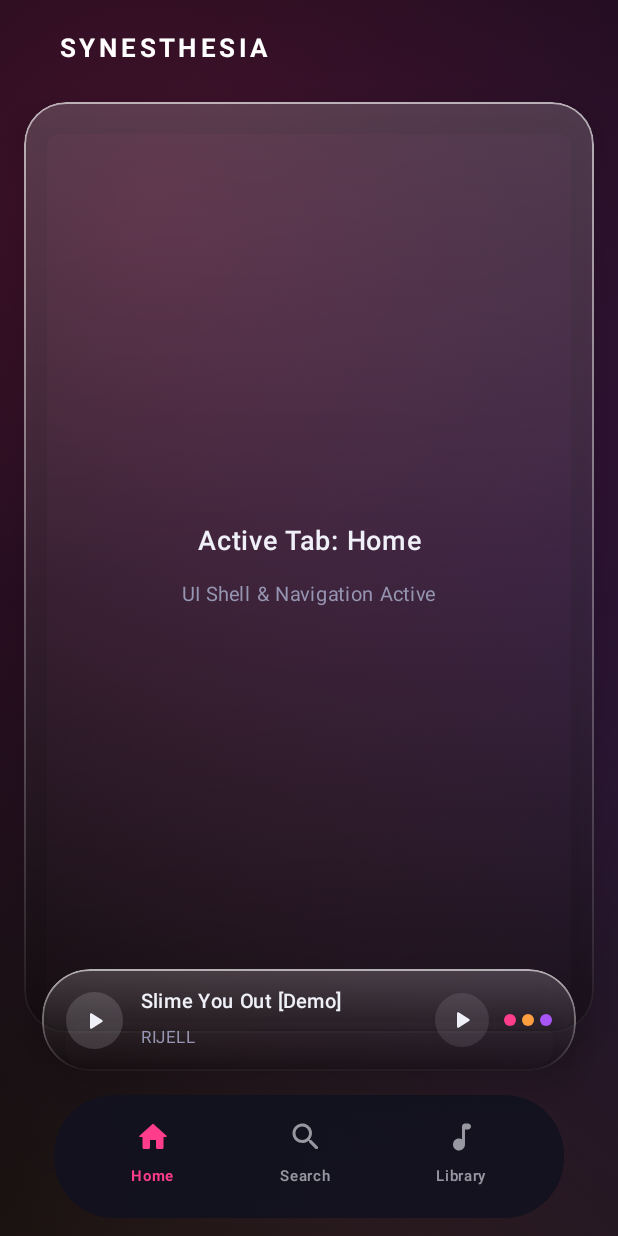
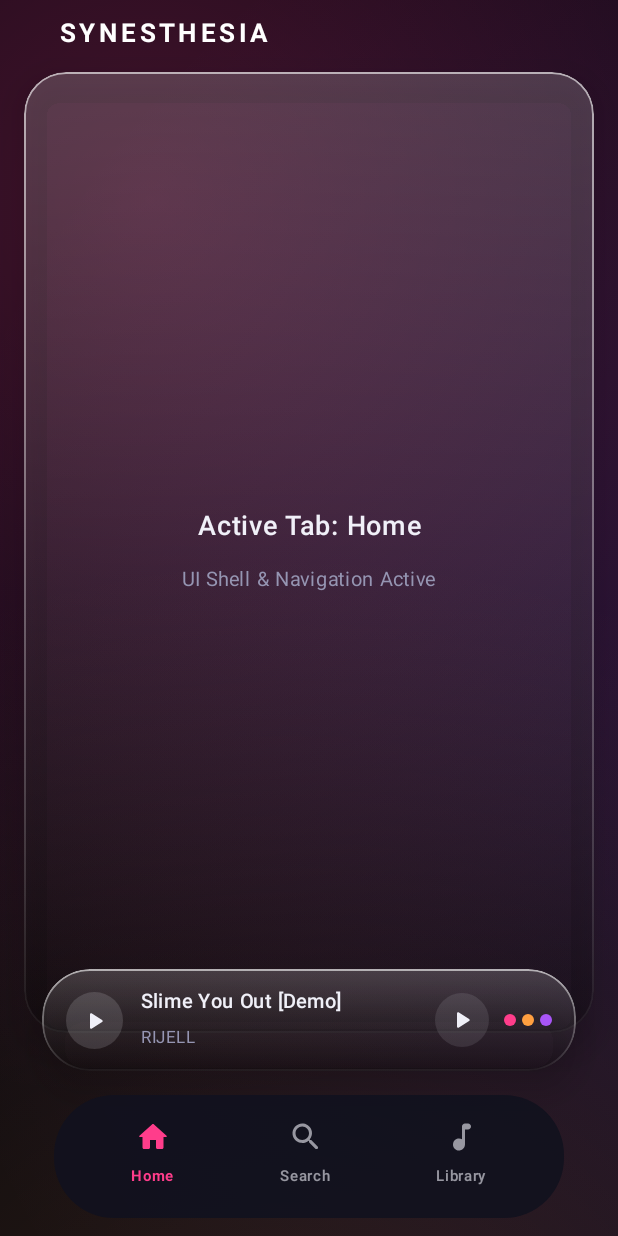
Before and after one commit to hmzzwrld/synesthesia-android, an Android app built with Jetpack Compose: the screen it shows after launch (MainActivity), on a phone screen of 412 x 824 dp. Run offline under Robolectric (Android 15) with nearby library versions, the phone set to English and light mode, and no system bars.

Commit message:
Refine layout padding and spacing in MainActivity
Adjusted padding and vertical arrangement for better layout.

```diff
--- a/app/src/main/java/com/synesthesia/mobile/MainActivity.kt
+++ b/app/src/main/java/com/synesthesia/mobile/MainActivity.kt
@@ -48,11 +48,11 @@ class MainActivity : ComponentActivity() {
                             modifier = Modifier
                                 .fillMaxSize()
                                 .padding(horizontal = 16.dp)
-                                .padding(top = 8.dp, bottom = 135.dp),
+                                .padding(top = 2.dp, bottom = 135.dp), // Tucked right up under the status bar
                             horizontalAlignment = Alignment.Start,
-                            verticalArrangement = Arrangement.spacedBy(12.dp)
+                            verticalArrangement = Arrangement.spacedBy(6.dp) // Minimized gap so the card stretches up high
                         ) {
-                            // Header with 3.sp tracking and Bold weight
+                            // Header Title
                             Text(
                                 text = "SYNESTHESIA",
                                 color = Color.White,
@@ -61,10 +61,10 @@ class MainActivity : ComponentActivity() {
                                 letterSpacing = 3.sp,
                                 modifier = Modifier
                                     .fillMaxWidth()
-                                    .padding(horizontal = 24.dp, vertical = 12.dp)
+                                    .padding(horizontal = 24.dp, vertical = 8.dp)
                             )
 
-                            // Expanded Full-Screen Active Tab Container
+                            // Taller Full-Screen Active Tab Container stretching upward
                             Box(
                                 modifier = Modifier
                                     .fillMaxWidth()
```
